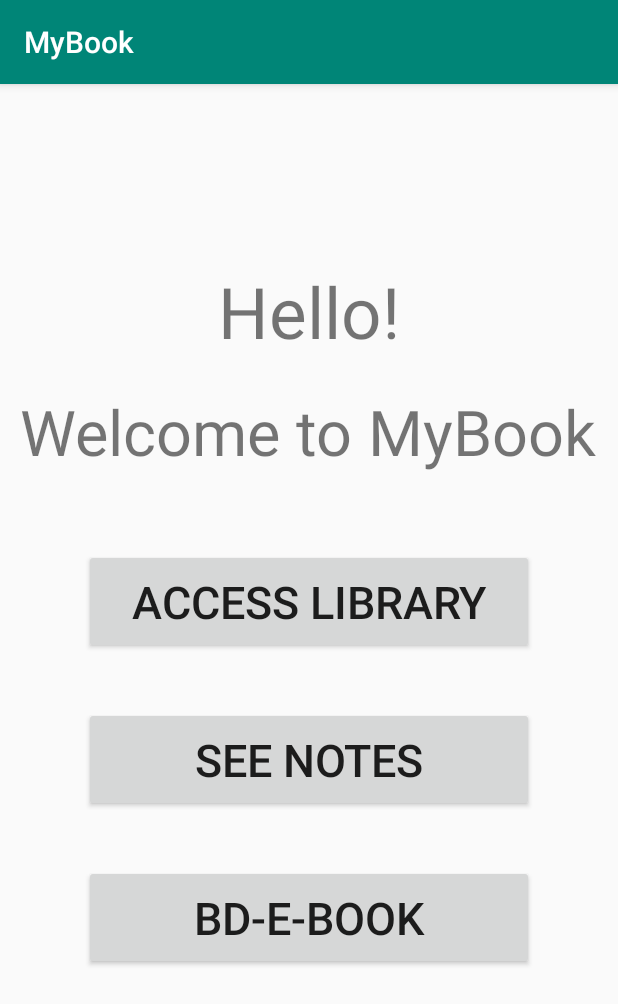
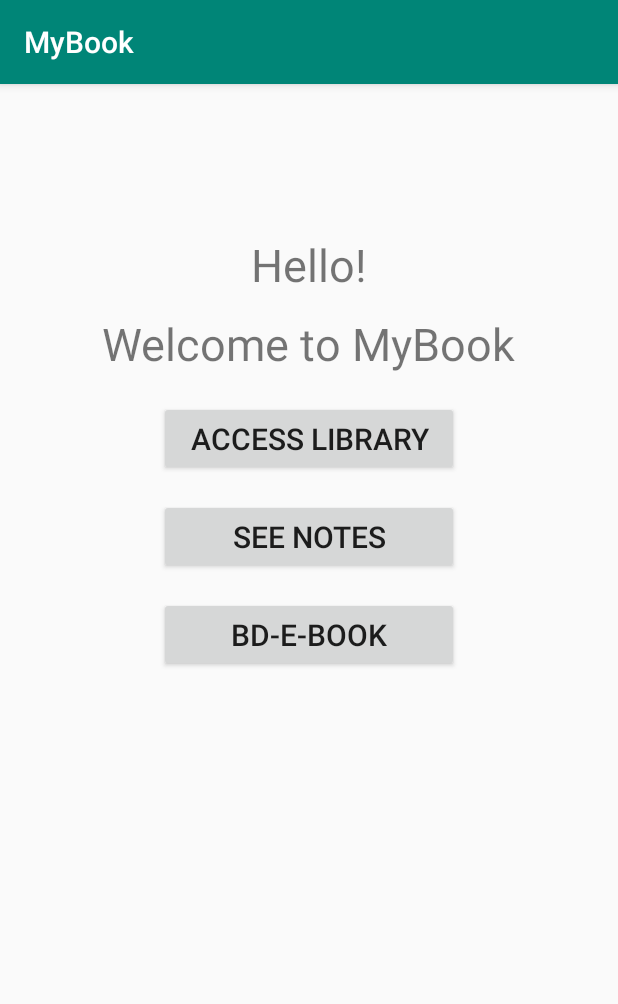
Before and after one commit to Farhana-99/First-Project_MyBook, an Android app: the MainActivity screen opened directly, with no data from a screen before it, on a phone screen of 412 x 824 dp. Shown: the top 1004 px of the screen. Run offline under Robolectric (Android 15) with nearby library versions, the phone set to English and light mode, and no system bars.

Commit message:
MyBook_Notepad - Second member commit

```diff
--- a/app/src/main/res/layout/activity_main.xml
+++ b/app/src/main/res/layout/activity_main.xml
@@ -15,9 +15,9 @@
             android:id="@+id/hello"
             android:layout_width="wrap_content"
             android:layout_height="wrap_content"
-            android:layout_marginTop="120dp"
+            android:layout_marginTop="100dp"
             android:text="@string/hello"
-            android:textSize="47sp"
+            android:textSize="30sp"
             android:layout_centerHorizontal="true"
             />
         <TextView
@@ -25,42 +25,42 @@
             android:layout_width="wrap_content"
             android:layout_height="wrap_content"
             android:text="@string/welText"
-            android:textSize="42sp"
+            android:textSize="30sp"
             android:layout_below="@+id/hello"
-            android:layout_marginTop="20dp"
+            android:layout_marginTop="12dp"
             android:layout_centerHorizontal="true"
             />
 
         <Button
             android:id="@+id/library"
-            android:layout_width="300dp"
-            android:layout_height="70dp"
+            android:layout_width="200dp"
+            android:layout_height="50dp"
             android:layout_below="@+id/weltext"
             android:layout_centerHorizontal="true"
-            android:layout_marginTop="50dp"
+            android:layout_marginTop="18dp"
             android:text="@string/access_library"
-            android:textSize="30dp"
+            android:textSize="20dp"
             />
 
         <Button
             android:id="@+id/note"
-            android:layout_width="300dp"
-            android:layout_height="70dp"
-            android:layout_marginTop="35dp"
+            android:layout_width="200dp"
+            android:layout_height="50dp"
+            android:layout_marginTop="15dp"
             android:layout_centerHorizontal="true"
             android:layout_below="@+id/library"
             android:text="@string/see_notes"
-            android:textSize="30dp"
+            android:textSize="20dp"
             />
         <Button
             android:id="@+id/bdebook"
-            android:layout_width="300dp"
-            android:layout_height="70dp"
+            android:layout_width="200dp"
+            android:layout_height="50dp"
             android:layout_below="@+id/note"
             android:layout_centerHorizontal="true"
-            android:layout_marginTop="35dp"
+            android:layout_marginTop="15dp"
             android:text="@string/bdebook"
-            android:textSize="30dp"
+            android:textSize="20dp"
             />
 
     </RelativeLayout>
--- a/app/src/main/res/values/strings.xml
+++ b/app/src/main/res/values/strings.xml
@@ -9,4 +9,8 @@
     <string name="access_library">Access Library</string>
     <string name="see_notes">See Notes</string>
     <string name="bdebook">BD-e-Book</string>
+    <string name="btprev">prev</string>
+    <string name="btnext">next</string>
+    <string name="btzoomin">+</string>
+    <string name="btzoomout">-</string>
 </resources>
```
Also changed, not shown: app/src/main/java/com/example/mybook/ViewActivity.java (+29 -5 lines), app/src/main/res/layout/activity_note_editor.xml (+0 -10 lines), app/src/main/res/layout/activity_view.xml (+52 -1 lines).
